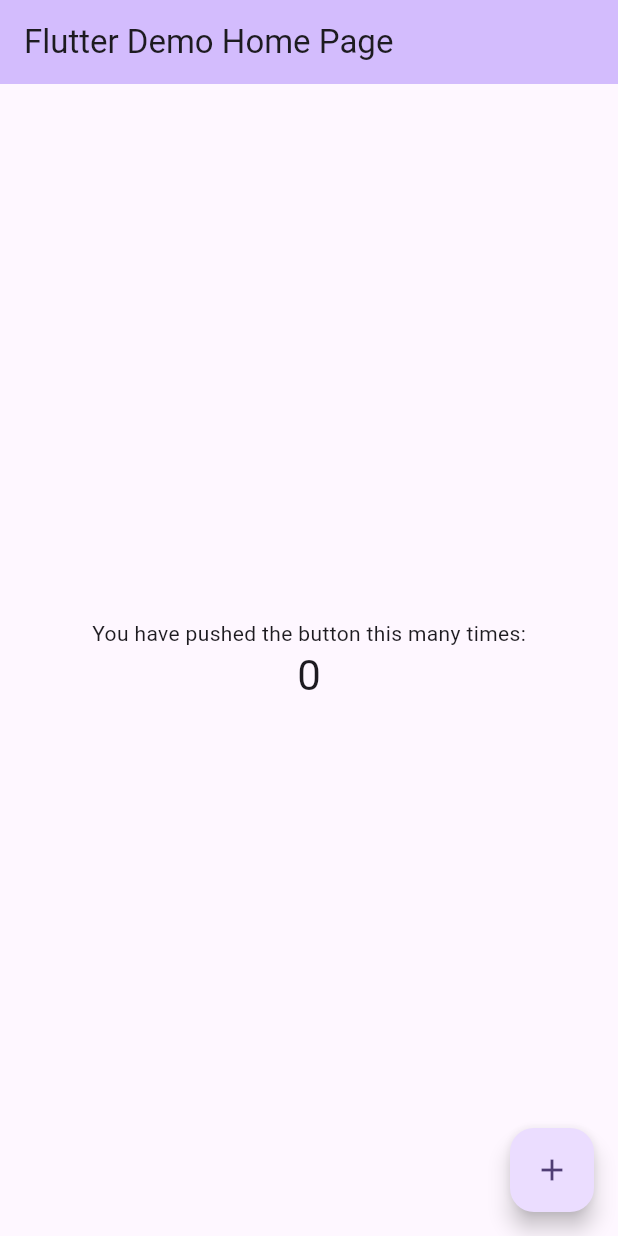
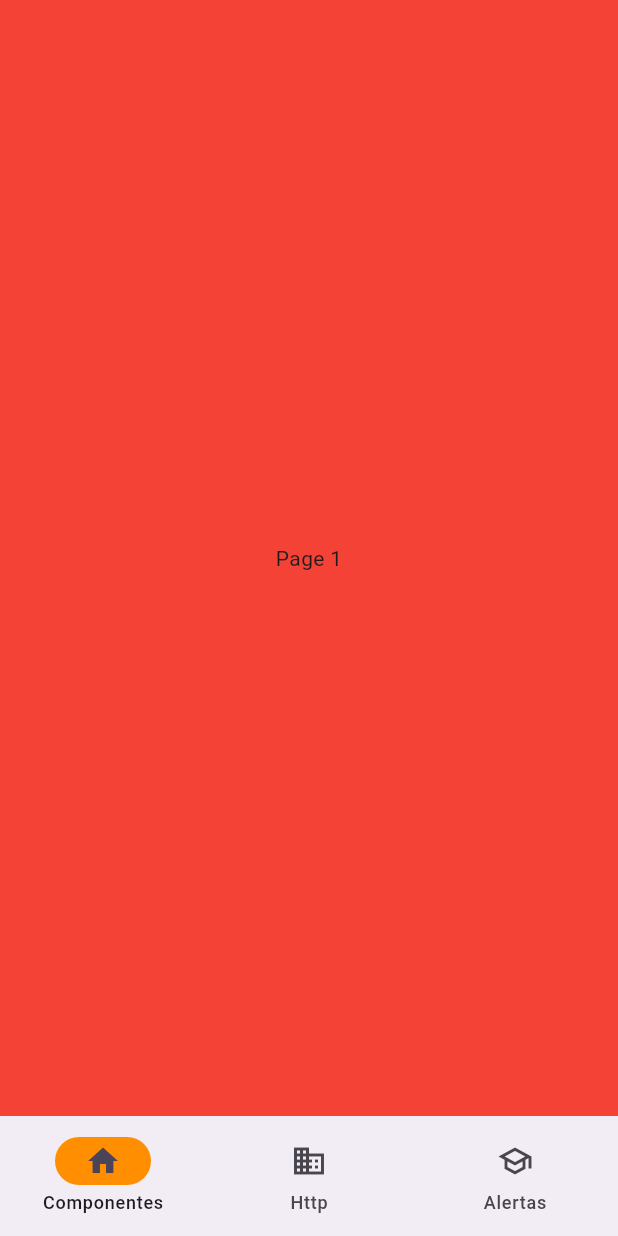
Before and after one commit to 3duardonery/ironside_app, a Flutter app: the screen it shows after launch, on a phone screen of 412 x 824 dp. Run offline on Flutter 3.47's test engine with Material 2 defaults, Android fonts, the light colour scheme and no system bars.

Commit message:
feat: Add new home page and route

```diff
--- /dev/null
+++ b/ironside_app/lib/components/navigation/navigation_comonent.dart
@@ -0,0 +1,60 @@
+import 'package:flutter/material.dart';
+
+class NavigationExample extends StatefulWidget {
+  const NavigationExample({super.key});
+
+  @override
+  State<NavigationExample> createState() => _NavigationExampleState();
+}
+
+class _NavigationExampleState extends State<NavigationExample> {
+  int currentPageIndex = 0;
+
+  @override
+  Widget build(BuildContext context) {
+    return Scaffold(
+      bottomNavigationBar: NavigationBar(
+        onDestinationSelected: (int index) {
+          setState(() {
+            currentPageIndex = index;
+          });
+        },
+        indicatorColor: Colors.amber[800],
+        selectedIndex: currentPageIndex,
+        destinations: const <Widget>[
+          NavigationDestination(
+            selectedIcon: Icon(Icons.home),
+            icon: Icon(Icons.home_outlined),
+            label: 'Componentes',
+          ),
+          NavigationDestination(
+            icon: Icon(Icons.business),
+            label: 'Http',
+          ),
+          NavigationDestination(
+            selectedIcon: Icon(Icons.school),
+            icon: Icon(Icons.school_outlined),
+            label: 'Alertas',
+          ),
+        ],
+      ),
+      body: <Widget>[
+        Container(
+          color: Colors.red,
+          alignment: Alignment.center,
+          child: const Text('Page 1'),
+        ),
+        Container(
+          color: Colors.green,
+          alignment: Alignment.center,
+          child: const Text('Page 2'),
+        ),
+        Container(
+          color: Colors.blue,
+          alignment: Alignment.center,
+          child: const Text('Page 3'),
+        ),
+      ][currentPageIndex],
+    );
+  }
+}
--- a/ironside_app/lib/main.dart
+++ b/ironside_app/lib/main.dart
@@ -1,4 +1,5 @@
 import 'package:flutter/material.dart';
+import 'package:ironside_app/routes/router.dart';
 
 void main() {
   runApp(const MyApp());
@@ -13,113 +14,11 @@ class MyApp extends StatelessWidget {
     return MaterialApp(
       title: 'Flutter Demo',
       theme: ThemeData(
-        // This is the theme of your application.
-        //
-        // TRY THIS: Try running your application with "flutter run". You'll see
-        // the application has a blue toolbar. Then, without quitting the app,
-        // try changing the seedColor in the colorScheme below to Colors.green
-        // and then invoke "hot reload" (save your changes or press the "hot
-        // reload" button in a Flutter-supported IDE, or press "r" if you used
-        // the command line to start the app).
-        //
-        // Notice that the counter didn't reset back to zero; the application
-        // state is not lost during the reload. To reset the state, use hot
-        // restart instead.
-        //
-        // This works for code too, not just values: Most code changes can be
-        // tested with just a hot reload.
         colorScheme: ColorScheme.fromSeed(seedColor: Colors.deepPurple),
         useMaterial3: true,
       ),
-      home: const MyHomePage(title: 'Flutter Demo Home Page'),
+      routes: AppRouter.getRoutes(),
+      initialRoute: AppRouter.getDefaultRoute(),
     );
   }
 }
-
-class MyHomePage extends StatefulWidget {
-  const MyHomePage({super.key, required this.title});
-
-  // This widget is the home page of your application. It is stateful, meaning
-  // that it has a State object (defined below) that contains fields that affect
-  // how it looks.
-
-  // This class is the configuration for the state. It holds the values (in this
-  // case the title) provided by the parent (in this case the App widget) and
-  // used by the build method of the State. Fields in a Widget subclass are
-  // always marked "final".
-
-  final String title;
-
-  @override
-  State<MyHomePage> createState() => _MyHomePageState();
-}
-
-class _MyHomePageState extends State<MyHomePage> {
-  int _counter = 0;
-
-  void _incrementCounter() {
-    setState(() {
-      // This call to setState tells the Flutter framework that something has
-      // changed in this State, which causes it to rerun the build method below
-      // so that the display can reflect the updated values. If we changed
-      // _counter without calling setState(), then the build method would not be
-      // called again, and so nothing would appear to happen.
-      _counter++;
-    });
-  }
-
-  @override
-  Widget build(BuildContext context) {
-    // This method is rerun every time setState is called, for instance as done
-    // by the _incrementCounter method above.
-    //
-    // The Flutter framework has been optimized to make rerunning build methods
-    // fast, so that you can just rebuild anything that needs updating rather
-    // than having to individually change instances of widgets.
-    return Scaffold(
-      appBar: AppBar(
-        // TRY THIS: Try changing the color here to a specific color (to
-        // Colors.amber, perhaps?) and trigger a hot reload to see the AppBar
-        // change color while the other colors stay the same.
-        backgroundColor: Theme.of(context).colorScheme.inversePrimary,
-        // Here we take the value from the MyHomePage object that was created by
-        // the App.build method, and use it to set our appbar title.
-        title: Text(widget.title),
-      ),
-      body: Center(
-        // Center is a layout widget. It takes a single child and positions it
-        // in the middle of the parent.
-        child: Column(
-          // Column is also a layout widget. It takes a list of children and
-          // arranges them vertically. By default, it sizes itself to fit its
-          // children horizontally, and tries to be as tall as its parent.
-          //
-          // Column has various properties to control how it sizes itself and
-          // how it positions its children. Here we use mainAxisAlignment to
-          // center the children vertically; the main axis here is the vertical
-          // axis because Columns are vertical (the cross axis would be
-          // horizontal).
-          //
-          // TRY THIS: Invoke "debug painting" (choose the "Toggle Debug Paint"
-          // action in the IDE, or press "p" in the console), to see the
-          // wireframe for each widget.
-          mainAxisAlignment: MainAxisAlignment.center,
-          children: <Widget>[
-            const Text(
-              'You have pushed the button this many times:',
-            ),
-            Text(
-              '$_counter',
-              style: Theme.of(context).textTheme.headlineMedium,
-            ),
-          ],
-        ),
-      ),
-      floatingActionButton: FloatingActionButton(
-        onPressed: _incrementCounter,
-        tooltip: 'Increment',
-        child: const Icon(Icons.add),
-      ), // This trailing comma makes auto-formatting nicer for build methods.
-    );
-  }
-}
--- /dev/null
+++ b/ironside_app/lib/pages/home/home_screen.dart
@@ -0,0 +1,13 @@
+import 'package:flutter/material.dart';
+import 'package:ironside_app/components/navigation/navigation_comonent.dart';
+
+class HomeScreen extends StatelessWidget {
+  const HomeScreen({super.key});
+
+  @override
+  Widget build(BuildContext context) {
+    return const Scaffold(
+      body: NavigationExample(),
+    );
+  }
+}
--- /dev/null
+++ b/ironside_app/lib/routes/router.dart
@@ -0,0 +1,12 @@
+import 'package:flutter/material.dart';
+
+import '../pages/home/home_screen.dart';
+
+class AppRouter {
+  static String getDefaultRoute() => '/home';
+  static Map<String, WidgetBuilder> getRoutes() {
+    return {
+      '/home': (context) => const HomeScreen(),
+    };
+  }
+}
```
Also changed, not shown: 1 other file.
